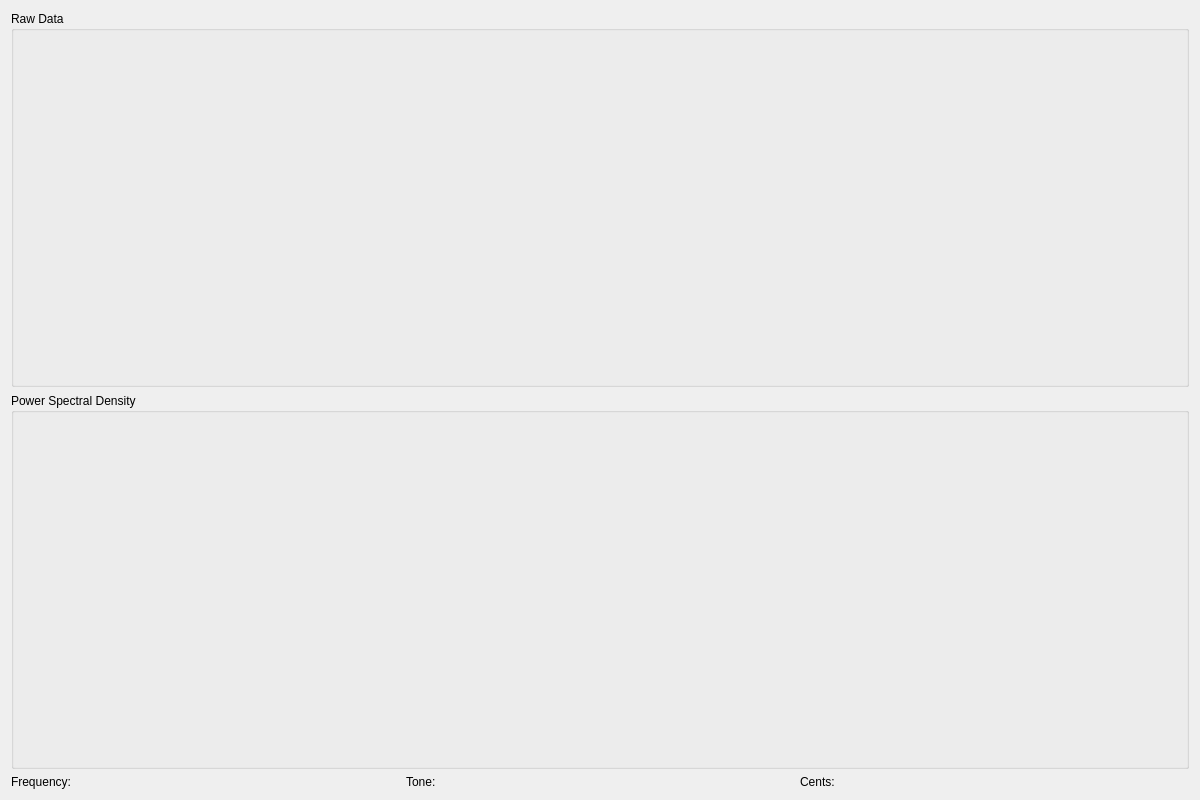
The window that tunergui.ui (NoblinTheGoblin/TunerApp) describes before a commit, drawn with Qt 5.
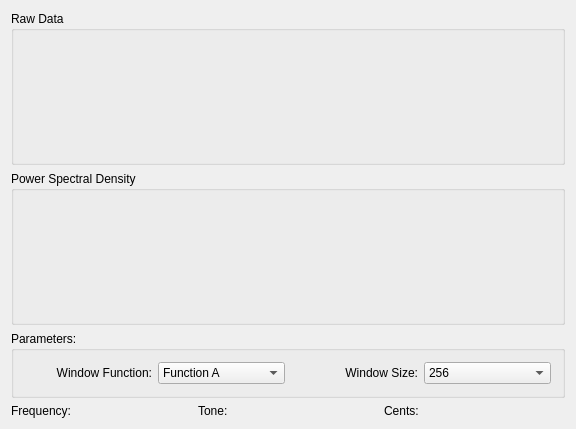
The same window after the commit.

Commit message: Added some combo boxes to control the window size and window function.

Diff of the .ui file:
```diff
--- a/tunergui.ui
+++ b/tunergui.ui
@@ -6,8 +6,8 @@
    <rect>
     <x>0</x>
     <y>0</y>
-    <width>1200</width>
-    <height>800</height>
+    <width>576</width>
+    <height>429</height>
    </rect>
   </property>
   <property name="windowTitle">
@@ -42,6 +42,89 @@
      <layout class="QVBoxLayout" name="verticalLayout_2"/>
     </widget>
    </item>
+   <item>
+    <widget class="QGroupBox" name="groupBox">
+     <property name="sizePolicy">
+      <sizepolicy hsizetype="Expanding" vsizetype="Minimum">
+       <horstretch>0</horstretch>
+       <verstretch>0</verstretch>
+      </sizepolicy>
+     </property>
+     <property name="title">
+      <string>Parameters:</string>
+     </property>
+     <layout class="QHBoxLayout" name="horizontalLayout_2">
+      <item>
+       <widget class="QLabel" name="label_7">
+        <property name="text">
+         <string>Window Function:</string>
+        </property>
+        <property name="alignment">
+         <set>Qt::AlignRight|Qt::AlignTrailing|Qt::AlignVCenter</set>
+        </property>
+       </widget>
+      </item>
+      <item>
+       <widget class="QComboBox" name="windowFunctionComboBox">
+        <item>
+         <property name="text">
+          <string>Function A</string>
+         </property>
+        </item>
+        <item>
+         <property name="text">
+          <string>Function B</string>
+         </property>
+        </item>
+        <item>
+         <property name="text">
+          <string>Function C</string>
+         </property>
+        </item>
+       </widget>
+      </item>
+      <item>
+       <widget class="QLabel" name="label_8">
+        <property name="text">
+         <string>Window Size:</string>
+        </property>
+        <property name="alignment">
+         <set>Qt::AlignRight|Qt::AlignTrailing|Qt::AlignVCenter</set>
+        </property>
+       </widget>
+      </item>
+      <item>
+       <widget class="QComboBox" name="windowSizeComboBox">
+        <item>
+         <property name="text">
+          <string>256</string>
+         </property>
+        </item>
+        <item>
+         <property name="text">
+          <string>512</string>
+         </property>
+        </item>
+        <item>
+         <property name="text">
+          <string>1024</string>
+         </property>
+        </item>
+        <item>
+         <property name="text">
+          <string>2048</string>
+         </property>
+        </item>
+        <item>
+         <property name="text">
+          <string>4096</string>
+         </property>
+        </item>
+       </widget>
+      </item>
+     </layout>
+    </widget>
+   </item>
    <item>
     <layout class="QHBoxLayout" name="horizontalLayout">
      <item>
```
The commit also changes 2 other files.
